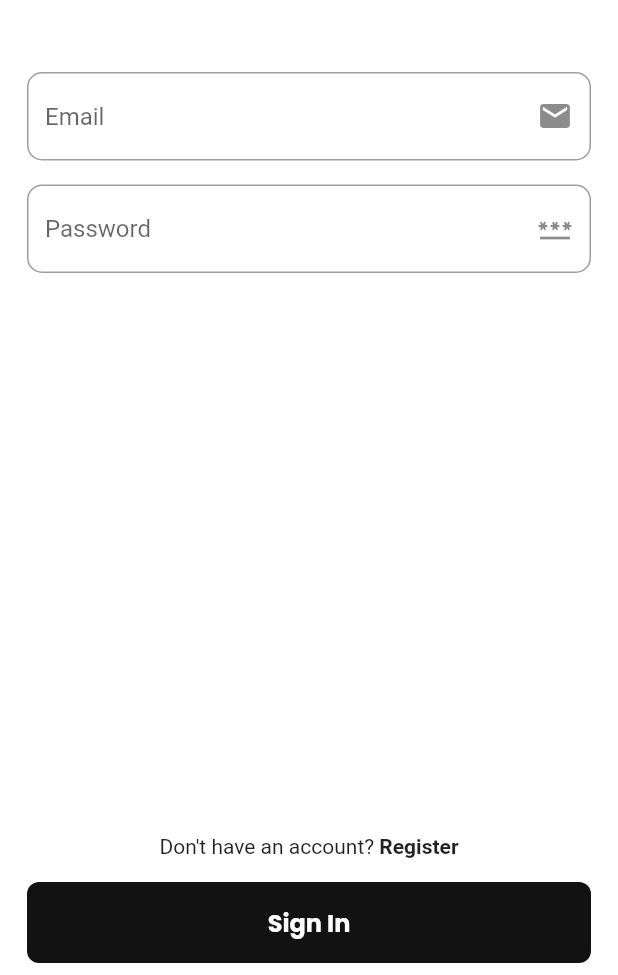
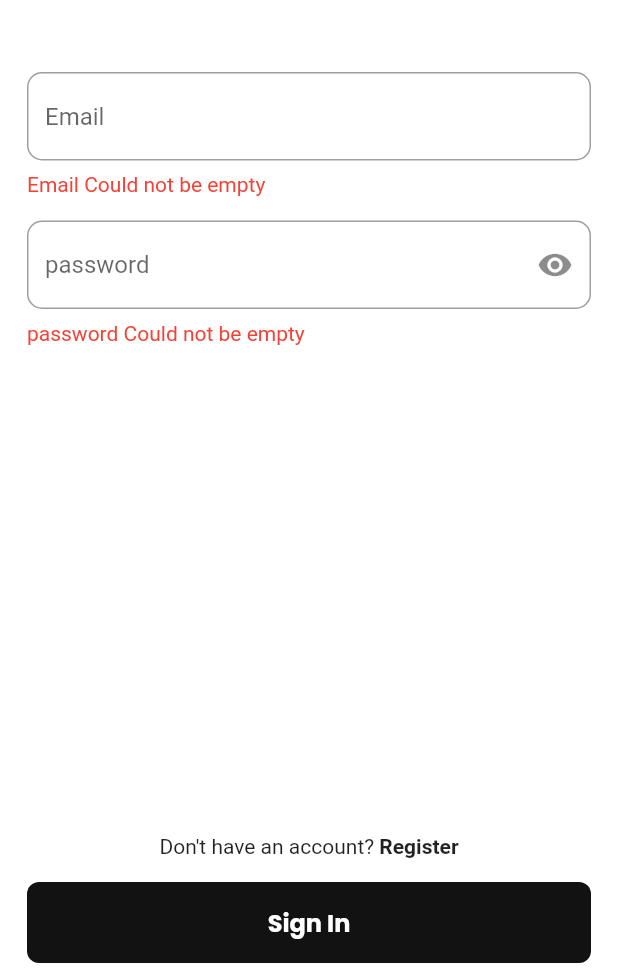
Before and after one commit to dagemtadesse/rune-flutter-app, a Flutter app: the SignInScreen screen opened directly, after a tap on "Sign In", on a phone screen of 412 x 824 dp, the part 261-1236 px from its top. Run offline on Flutter 3.47's test engine with Material 2 defaults, Android fonts, the phone set to English and light mode, and no system bars; our stand-ins replace google_fonts.

Commit message:
signin and register validation

```diff
--- /dev/null
+++ b/rune/lib/models/providers/login_form.dart
@@ -0,0 +1,34 @@
+import 'package:flutter/foundation.dart';
+
+class LoginFormModel with ChangeNotifier {
+  String email = "";
+  String password = "";
+
+  bool hidePassword = true;
+
+  String? emailValidation;
+  String? passwordValidation;
+
+  void togglePasswordVisibility() {
+    hidePassword = !hidePassword;
+    notifyListeners();
+  }
+
+  void validateEmail() {
+    if (email.isEmpty) {
+      emailValidation = "Email Could not be empty";
+    } else {
+      emailValidation = null;
+    }
+    notifyListeners();
+  }
+
+  void validatePassword() {
+    if (password.isEmpty) {
+      passwordValidation = "password Could not be empty";
+    } else {
+      passwordValidation = null;
+    }
+    notifyListeners();
+  }
+}
--- /dev/null
+++ b/rune/lib/models/providers/provider.dart
@@ -0,0 +1 @@
+export 'login_form.dart';
--- a/rune/lib/models/user.dart
+++ b/rune/lib/models/user.dart
@@ -1,10 +1,11 @@
 import 'dart:async';
 import 'dart:convert';
 import 'package:http/http.dart' as http;
+import 'package:rune/models/validators/user_validator.dart';
 
 const BASE_URL = "http://localhost:9099/api/v1/";
 
-class User {
+class User extends UserValidator {
   final int id;
   final String fullName;
   final String? handle;
@@ -40,7 +41,6 @@ class User {
     );
 
     final body = jsonDecode(response.body);
-    print(body);
     if (response.statusCode == 200) {
       return User.fromJson(body["data"]);
     }
@@ -54,9 +54,7 @@ class User {
         body: {'fullname': fullName, 'email': email, 'password': password});
 
     final jsonBody = jsonDecode(response.body);
-    print(jsonBody);
     if (response.statusCode == 201) {
-      // print(jsonBody["data"]);
       return User.fromJson(jsonBody["data"]);
     }
 
--- /dev/null
+++ b/rune/lib/models/validators/user_validator.dart
@@ -0,0 +1,21 @@
+class UserValidator {
+  static String? validateFullName(String fullName) {
+    throw UnimplementedError();
+  }
+
+  static String? validateEmail(String email) {
+    throw UnimplementedError();
+  }
+
+  static String? validatePassword(String password) {
+    throw UnimplementedError();
+  }
+
+  static String? validateConfirmPassword(String password, String cPassword) {
+    throw UnimplementedError();
+  }
+
+  static String? validateUserName(String userName) {
+    throw UnimplementedError();
+  }
+}
--- /dev/null
+++ b/rune/lib/models/validators/validators.dart
@@ -0,0 +1,2 @@
+export 'user_validator.dart';
+// export ''
--- a/rune/lib/routes/signin_page.dart
+++ b/rune/lib/routes/signin_page.dart
@@ -1,4 +1,6 @@
 import 'package:flutter/material.dart';
+import 'package:provider/provider.dart';
+import 'package:rune/models/providers/provider.dart';
 import '../theme.dart';
 import '../widgets/widgets.dart';
 import 'signup_page.dart';
@@ -29,29 +31,27 @@ class SignInScreen extends StatelessWidget {
             const SizedBox(
               height: 48,
             ),
-            Expanded(
+            Consumer<LoginFormModel>(
+              builder: (context, formProvider, _) => Expanded(
                 child: Column(
                   children: [
-                  TextField(
-                    decoration: InputDecoration(
-                      hintText: 'Email',
-                      suffixIcon: const Icon(Icons.email),
-                      border: OutlineInputBorder(
-                          borderRadius: BorderRadius.circular(10.0)),
-                    ),
+                    ValidateInput(
+                      placeholder: 'Email',
+                      setter: (String value) => formProvider.email = value,
+                      validationMsg: formProvider.emailValidation,
                     ),
                     const SizedBox(
                       height: 16,
                     ),
-                  TextField(
-                    decoration: InputDecoration(
-                      hintText: 'Password',
-                      suffixIcon: const Icon(Icons.password),
-                      border: OutlineInputBorder(
-                          borderRadius: BorderRadius.circular(10.0)),
-                    ),
+                    ValidateInput(
+                      placeholder: 'password',
+                      setter: (String value) => formProvider.password = value,
+                      toggler: formProvider.togglePasswordVisibility,
+                      hidePassword: formProvider.hidePassword,
+                      validationMsg: formProvider.passwordValidation,
                     ),
                   ],
+                ),
               ),
             ),
             const SizedBox(height: 32),
@@ -70,7 +70,12 @@ class SignInScreen extends StatelessWidget {
               children: [
                 ExpandableButton(
                   text: 'Sign In',
-                  onPressed: () {},
+                  onPressed: () {
+                    final provider =
+                        Provider.of<LoginFormModel>(context, listen: false);
+                    provider.validateEmail();
+                    provider.validatePassword();
+                  },
                   theme: SplashTheme.buttonTheme,
                 ),
               ],
--- a/rune/lib/routes/signup_page.dart
+++ b/rune/lib/routes/signup_page.dart
@@ -53,6 +53,9 @@ class SignUpScreen extends StatelessWidget {
                     height: 16,
                   ),
                   TextField(
+                    obscureText: true,
+                    enableSuggestions: false,
+                    autocorrect: false,
                     decoration: InputDecoration(
                       hintText: 'Password',
                       suffixIcon: const Icon(Icons.visibility),
@@ -64,6 +67,9 @@ class SignUpScreen extends StatelessWidget {
                     height: 16,
                   ),
                   TextField(
+                    obscureText: true,
+                    enableSuggestions: false,
+                    autocorrect: false,
                     decoration: InputDecoration(
                       hintText: 'Confirm Password',
                       border: OutlineInputBorder(
--- /dev/null
+++ b/rune/lib/widgets/validated_inputs.dart
@@ -0,0 +1,60 @@
+import 'package:flutter/material.dart';
+import 'package:provider/provider.dart';
+import 'package:rune/models/providers/provider.dart';
+
+class ValidateInput extends StatelessWidget {
+  final String placeholder;
+  final String? validationMsg;
+  final bool? hidePassword;
+  final void Function()? toggler;
+  final void Function(String) setter;
+
+  const ValidateInput({
+    Key? key,
+    this.toggler,
+    this.hidePassword,
+    this.validationMsg,
+    required this.setter,
+    required this.placeholder,
+  }) : super(key: key);
+
+  @override
+  Widget build(BuildContext context) {
+    IconButton? visibilityButton;
+
+    if (hidePassword != null) {
+      visibilityButton = IconButton(
+        enableFeedback: false,
+        icon: Icon(
+          hidePassword! ? Icons.visibility : Icons.visibility_off,
+        ),
+        onPressed: () {
+          toggler?.call();
+        },
+      );
+    }
+
+    return Column(
+      crossAxisAlignment: CrossAxisAlignment.start,
+      children: [
+        TextFormField(
+          onChanged: (value) => setter(value),
+          obscureText: hidePassword ?? false,
+          decoration: InputDecoration(
+            hintText: placeholder,
+            suffixIcon: visibilityButton,
+            border: OutlineInputBorder(
+              borderRadius: BorderRadius.circular(10.0),
+            ),
+          ),
+        ),
+        if (validationMsg != null) const SizedBox(height: 8.0),
+        if (validationMsg != null)
+          Text(
+            validationMsg!,
+            style: const TextStyle(color: Colors.red),
+          ),
+      ],
+    );
+  }
+}
--- a/rune/lib/widgets/widgets.dart
+++ b/rune/lib/widgets/widgets.dart
@@ -1,2 +1,3 @@
 export 'expandable_button.dart';
 export 'form_banner.dart';
+export 'validated_inputs.dart';
--- a/rune/pubspec.yaml
+++ b/rune/pubspec.yaml
@@ -38,6 +38,8 @@ dependencies:
   google_fonts: ^2.3.2
   flutter_svg: ^1.0.3
   flutter_svg_provider: ^1.0.3
+  flutter_bloc: ^8.0.1
+  provider: ^6.0.2
 
 dev_dependencies:
   flutter_test:
```
Also changed, not shown: rune/lib/main.dart (+20 -3 lines), rune/lib/models/providers/register_form.dart (added, +35 -0 lines), rune/lib/routes/splash_page.dart (+4 -4 lines), rune/pubspec.lock, 1 other file. Lines whose indentation alone changed are shown as unchanged.
